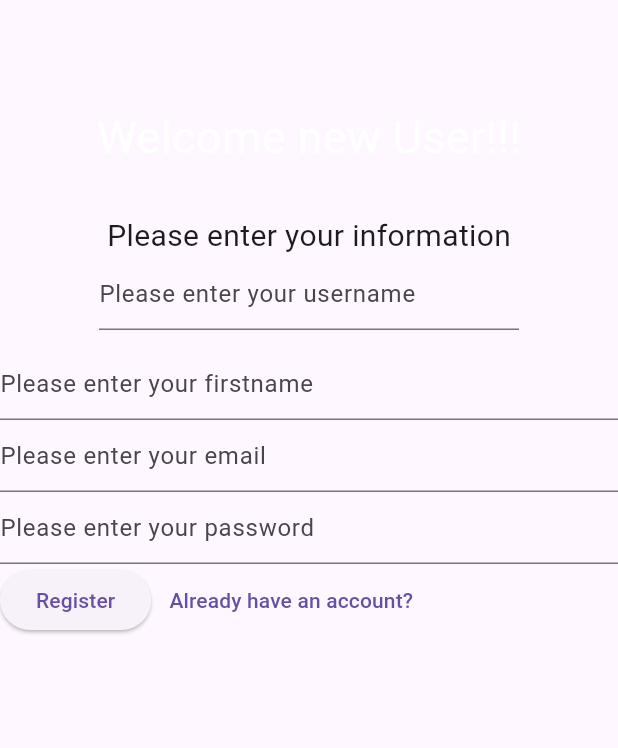
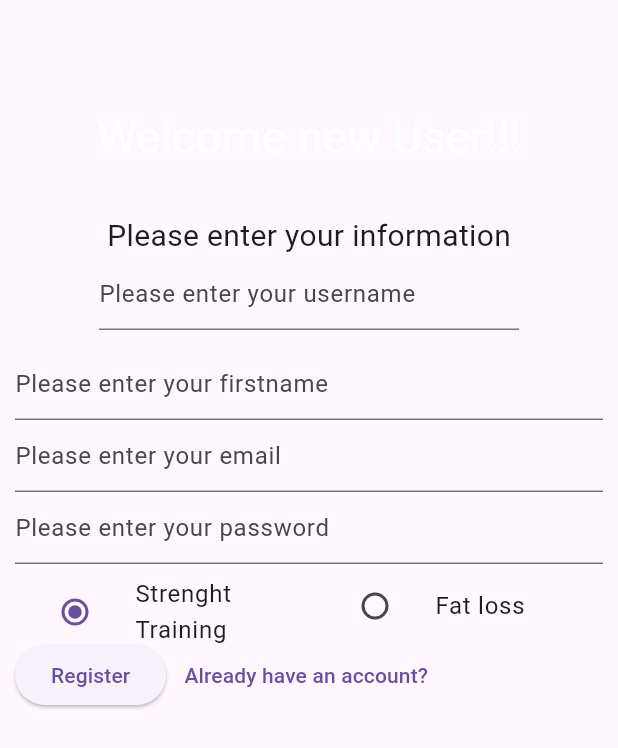
Before and after one commit to jaimejoe/AppDev2_Project, a Flutter app: the screen it shows after launch, on a phone screen of 412 x 824 dp. Shown: the top 748 px of the screen. Run offline on Flutter 3.47's test engine with Material 3 defaults, Android fonts, the light colour scheme and no system bars; our stand-ins replace cloud_firestore, firebase_core; missing offline and left inert: dart:ffi; accounts and stored records are empty.

Commit message:
register now has radio buttons for diet type
doesnt work gonna take a quick shit

```diff
--- a/lib/main.dart
+++ b/lib/main.dart
@@ -7,6 +7,7 @@ import 'bmi.dart';
 import 'package:firebase_core/firebase_core.dart';
 import 'login.dart';
 import 'profile.dart';
+import 'dieting.dart';
 
 Future<void> main() async {
   WidgetsFlutterBinding.ensureInitialized();
@@ -35,6 +36,7 @@ class MyApp extends StatelessWidget {
         '/home':(context) => Home(),
         '/profile':(context) => Profile(),//to be made
         '/bmi':(context) => BMI(),
+        '/dieting':(context) => Dieting(),
       },
     );
   }
--- a/lib/register.dart
+++ b/lib/register.dart
@@ -9,6 +9,9 @@ class Register extends StatefulWidget {
 }
 
 class _RegisterState extends State<Register> {
+  int selectedOption = 1;
+  String dietchoice = "Strenght";
+
   @override
   Widget build(BuildContext context) {
     TextEditingController _username = new TextEditingController();
@@ -17,6 +20,7 @@ class _RegisterState extends State<Register> {
     TextEditingController _firstname = new TextEditingController();
     return Scaffold(
         body: Container(
+          margin: EdgeInsets.symmetric(horizontal: 10),
       width: double.infinity,
       /*decoration: BoxDecoration(
     gradient: LinearGradient(
@@ -59,6 +63,44 @@ class _RegisterState extends State<Register> {
             decoration: InputDecoration(hintText: 'Please enter your password'),
             controller: _password,
           ),
+
+
+          Row(//--------------------------------------------start of radio
+            children: [
+              SizedBox(
+                height: 50,
+                width: 200,
+                child: ListTile(
+                    title: const Text('Strenght Training'),
+                    leading: Radio<int>(
+                        value: 1,
+                        groupValue: selectedOption,
+                        onChanged: (value) {
+                          setState(() {
+                            selectedOption = value!;
+                            dietchoice = "Strenght";
+                          });
+                        })),
+              ),
+              SizedBox(
+                height: 50,
+                width: 200,
+                child: ListTile(
+                    title: const Text('Fat loss'),
+                    leading: Radio<int>(
+                        value: 2,
+                        groupValue: selectedOption,
+                        onChanged: (value) {
+                          setState(() {
+                            selectedOption = value!;
+                            dietchoice = "FatLoss";
+                          });
+                        })),
+              ),
+
+            ],
+          ),
+          //-------------------------------------------end of radio
           Row(
             children: [
               ElevatedButton(
@@ -95,16 +137,17 @@ class _RegisterState extends State<Register> {
                                 ],
                               );
                             });
-                      } else {// in case username already exists
+                      } else {
+                        // in case username already exists
                         const snackBar = SnackBar(
                             content:
                                 Text('Username already exists or is invalid'));
                         ScaffoldMessenger.of(context).showSnackBar(snackBar);
                       }
-                    } else {//in case any of the fiels are empty
+                    } else {
+                      //in case any of the fiels are empty
                       const snackBar = SnackBar(
-                          content:
-                              Text('You must fill out every field'));
+                          content: Text('You must fill out every field'));
                       ScaffoldMessenger.of(context).showSnackBar(snackBar);
                     }
                   },
```
Also changed, not shown: lib/bmi.dart (+38 -13 lines), lib/dieting.dart (added, +41 -0 lines).
